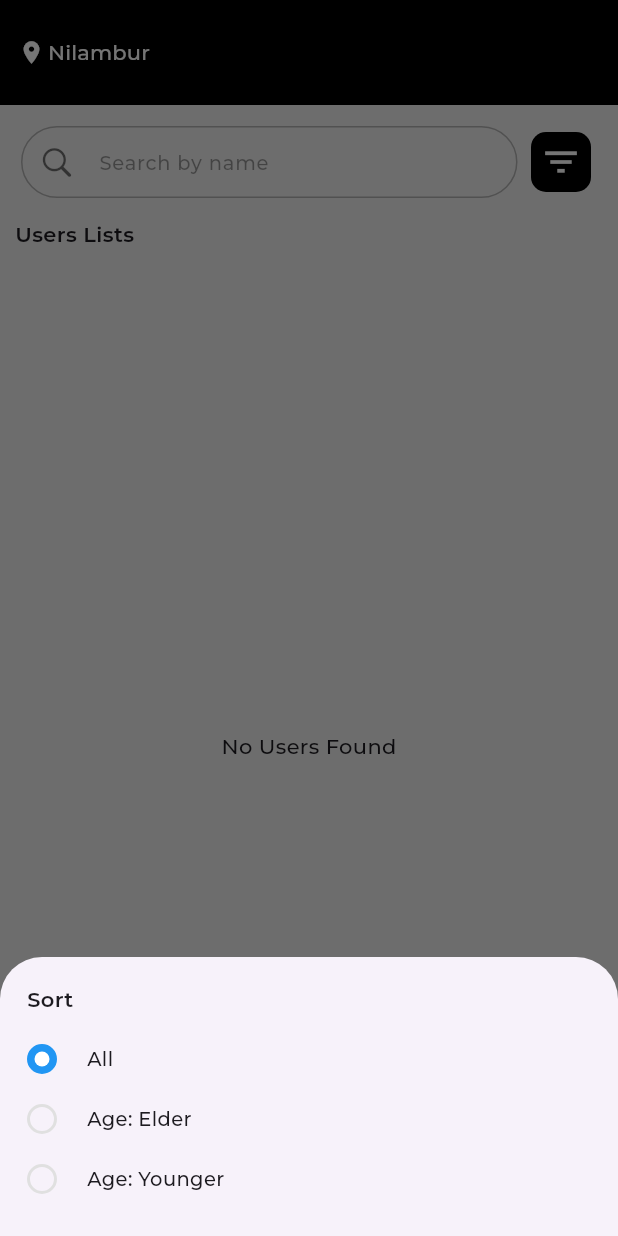
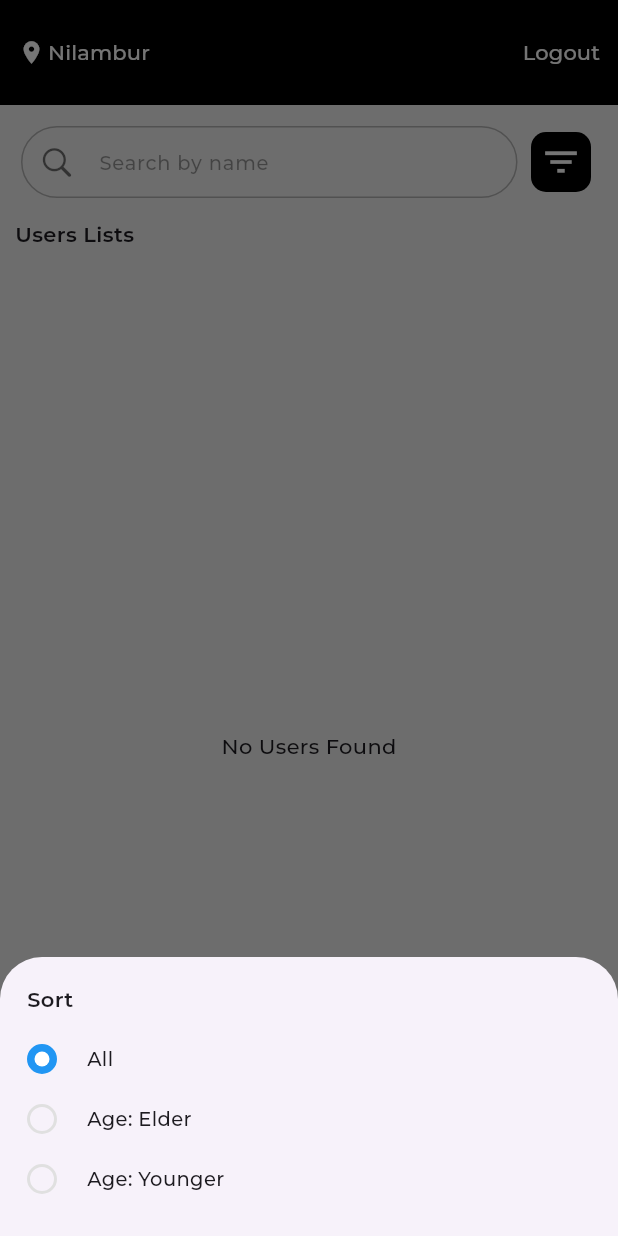
Before and after one commit to faizsr/Totalx-Machine-Task, a Flutter app: the UserListPage screen opened directly, after a tap on the "filter list" icon, on a phone screen of 412 x 824 dp. Run offline on Flutter 3.47's test engine with Material 3 defaults, Android fonts, the phone set to English and light mode, and no system bars; our stand-ins replace cloud_firestore, firebase_auth, firebase_core, firebase_storage, get_it, image_picker and 3 more; accounts and stored records are empty; project files that could hold a hidden picture were left out.

Commit message:
User Management Functionality done

```diff
--- a/lib/injection_container.dart
+++ b/lib/injection_container.dart
@@ -35,6 +35,7 @@ Future<void> init() async {
     () => AuthProvider(
       sendOtpUsecase: getIt.call(),
       verifyOtpUsecase: getIt.call(),
+      logoutUsecase: getIt.call(),
       setLoginStatusUsecase: getIt.call(),
     ),
   );
--- a/lib/src/feature/auth/data/data_source/remote/auth_remote_datasource_impl.dart
+++ b/lib/src/feature/auth/data/data_source/remote/auth_remote_datasource_impl.dart
@@ -58,6 +58,7 @@ class AuthRemoteDatasourceImpl implements AuthRemoteDatasource {
 
   @override
   Future<void> logout() async {
+
     await auth.signOut();
   }
 }
--- a/lib/src/feature/auth/presentation/providers/auth_provider.dart
+++ b/lib/src/feature/auth/presentation/providers/auth_provider.dart
@@ -1,4 +1,5 @@
 import 'package:flutter/material.dart';
+import 'package:totalx_machine_task/src/feature/auth/domain/usecases/logout_usecase.dart';
 import 'package:totalx_machine_task/src/feature/auth/domain/usecases/send_otp_usecase.dart';
 import 'package:totalx_machine_task/src/feature/auth/domain/usecases/set_login_status_usecase.dart';
 import 'package:totalx_machine_task/src/feature/auth/domain/usecases/verify_otp_usecase.dart';
@@ -6,11 +7,13 @@ import 'package:totalx_machine_task/src/feature/auth/domain/usecases/verify_otp_
 class AuthProvider extends ChangeNotifier {
   final SendOtpUsecase sendOtpUsecase;
   final VerifyOtpUsecase verifyOtpUsecase;
+  final LogoutUsecase logoutUsecase;
   final SetLoginStatusUsecase setLoginStatusUsecase;
 
   AuthProvider({
     required this.sendOtpUsecase,
     required this.verifyOtpUsecase,
+    required this.logoutUsecase,
     required this.setLoginStatusUsecase,
   });
 
@@ -41,4 +44,8 @@ class AuthProvider extends ChangeNotifier {
     notifyListeners();
     return response;
   }
+
+  Future<void> logout() async {
+    await logoutUsecase.call();
+  }
 }
--- a/lib/src/feature/auth/presentation/views/login_page.dart
+++ b/lib/src/feature/auth/presentation/views/login_page.dart
@@ -18,6 +18,12 @@ class _LoginPageState extends State<LoginPage> {
     final numberController = TextEditingController();
     final formKey = GlobalKey<FormState>();
     bool enableButton = false;
+
+    @override
+    void dispose() {
+      numberController.dispose();
+      super.dispose();
+    }
 
     @override
     Widget build(BuildContext context) {
--- a/lib/src/feature/user_management/presentation/providers/manage_user_provider.dart
+++ b/lib/src/feature/user_management/presentation/providers/manage_user_provider.dart
@@ -16,6 +16,7 @@ class ManageUserProvider extends ChangeNotifier {
   });
   bool addLoading = false;
   bool getLoading = false;
+  FilterType filterValue = FilterType.all;
 
   List<UserEntity> users = [];
 
@@ -24,8 +25,9 @@ class ManageUserProvider extends ChangeNotifier {
     FilterType filterType = FilterType.all,
   }) async {
     getLoading = true;
+    filterValue = filterType;
     notifyListeners();
-    await Future.delayed(const Duration(seconds: 3));
+    await Future.delayed(const Duration(seconds: 1));
 
     final dataStream = getAllUsersUsecase.call();
     dataStream.listen(
--- a/lib/src/feature/user_management/presentation/views/user_list_page.dart
+++ b/lib/src/feature/user_management/presentation/views/user_list_page.dart
@@ -10,8 +10,15 @@ import 'package:totalx_machine_task/src/feature/user_management/presentation/wid
 import 'package:totalx_machine_task/src/feature/user_management/presentation/widgets/user_card_loading.dart';
 import 'package:totalx_machine_task/src/feature/user_management/presentation/widgets/user_list_appbar.dart';
 
-class UserListPage extends StatelessWidget {
+class UserListPage extends StatefulWidget {
   const UserListPage({super.key});
+
+  @override
+  State<UserListPage> createState() => _UserListPageState();
+}
+
+class _UserListPageState extends State<UserListPage> {
+  late ManageUserProvider manageUserProvider;
 
   void onSearch(String value, BuildContext context) {
     final debouncer = Debouncer(milliseconds: 500);
@@ -22,11 +29,15 @@ class UserListPage extends StatelessWidget {
   }
 
   @override
+  void initState() {
+    manageUserProvider =
+        Provider.of<ManageUserProvider>(context, listen: false);
+    manageUserProvider.getAllUser();
+    super.initState();
+  }
+
+  @override
   Widget build(BuildContext context) {
-    WidgetsBinding.instance.addPostFrameCallback((_) {
-      Provider.of<ManageUserProvider>(context, listen: false).getAllUser();
-    });
-
     return SafeArea(
       child: Scaffold(
         backgroundColor: Colors.grey.shade200,
--- a/lib/src/feature/user_management/presentation/widgets/custom_add_dialog.dart
+++ b/lib/src/feature/user_management/presentation/widgets/custom_add_dialog.dart
@@ -69,6 +69,7 @@ class _CustomAddDialogState extends State<CustomAddDialog> {
                   hintText: 'Enter age',
                   validator: validateAge,
                   controller: ageContoller,
+                  keyboardType: TextInputType.number,
                 ),
                 const SizedBox(height: 20),
                 Row(
--- a/lib/src/feature/user_management/presentation/widgets/filter_bottom_sheet.dart
+++ b/lib/src/feature/user_management/presentation/widgets/filter_bottom_sheet.dart
@@ -1,3 +1,5 @@
+import 'dart:developer';
+
 import 'package:flutter/material.dart';
 import 'package:provider/provider.dart';
 import 'package:totalx_machine_task/src/config/app_textstyles.dart';
@@ -14,8 +16,6 @@ class FilterBottomSheet extends StatefulWidget {
 enum FilterType { all, elder, younger }
 
 class _FilterBottomSheetState extends State<FilterBottomSheet> {
-  FilterType _filterType = FilterType.all;
-
   @override
   Widget build(BuildContext context) {
     return StatefulBuilder(
@@ -31,15 +31,15 @@ class _FilterBottomSheetState extends State<FilterBottomSheet> {
               const SizedBox(height: 10),
               radioListTile(
                 title: 'All',
-                value: FilterType.all,
+                filterType: FilterType.all,
               ),
               radioListTile(
                 title: 'Age: Elder',
-                value: FilterType.elder,
+                filterType: FilterType.elder,
               ),
               radioListTile(
                 title: 'Age: Younger',
-                value: FilterType.younger,
+                filterType: FilterType.younger,
               ),
             ],
           ),
@@ -50,17 +50,21 @@ class _FilterBottomSheetState extends State<FilterBottomSheet> {
 
   Widget radioListTile({
     required String title,
-    required FilterType value,
+    required FilterType filterType,
   }) {
-    return CustomRadioListTile(
-      title: title,
-      value: value,
-      groupValue: _filterType,
-      onChanged: (FilterType value) {
-        _filterType = value;
-        setState(() {});
-        Provider.of<ManageUserProvider>(context, listen: false)
-            .getAllUser(filterType: _filterType);
+    return Consumer<ManageUserProvider>(
+      builder: (context, value, child) {
+        log('Filter Type: ${value.filterValue}');
+        return CustomRadioListTile(
+          title: title,
+          value: filterType,
+          groupValue: value.filterValue,
+          onChanged: (FilterType value) {
+            log('Value: $value');
+            Provider.of<ManageUserProvider>(context, listen: false)
+                .getAllUser(filterType: value);
+          },
+        );
       },
     );
   }
--- a/lib/src/feature/user_management/presentation/widgets/user_list_appbar.dart
+++ b/lib/src/feature/user_management/presentation/widgets/user_list_appbar.dart
@@ -1,4 +1,11 @@
 import 'package:flutter/material.dart';
+import 'package:provider/provider.dart';
+import 'package:totalx_machine_task/src/config/alerts.dart';
+import 'package:totalx_machine_task/src/config/navigators.dart';
+import 'package:totalx_machine_task/src/feature/auth/domain/usecases/set_login_status_usecase.dart';
+import 'package:totalx_machine_task/src/feature/auth/presentation/providers/auth_provider.dart';
+import 'package:totalx_machine_task/src/feature/auth/presentation/views/login_page.dart';
+import 'package:totalx_machine_task/injection_container.dart' as di;
 
 class UserListAppbar extends StatelessWidget {
   const UserListAppbar({
@@ -10,7 +17,10 @@ class UserListAppbar extends StatelessWidget {
     return Container(
       height: 70,
       color: Colors.black,
-      child: TextButton(
+      child: Row(
+        mainAxisAlignment: MainAxisAlignment.spaceBetween,
+        children: [
+          TextButton(
             child: const Row(
               children: [
                 Icon(
@@ -30,6 +40,21 @@ class UserListAppbar extends StatelessWidget {
             ),
             onPressed: () {},
           ),
+          TextButton(
+            onPressed: () async {
+              await di.getIt.get<SetLoginStatusUsecase>().call(false);
+              nextScreenRemoveUntil(context, const LoginPage());
+              Provider.of<AuthProvider>(context, listen: false).logout();
+              final snackbar = CustomAlerts.snackBar('Sucessfully Logged Out');
+              ScaffoldMessenger.of(context).showSnackBar(snackbar);
+            },
+            child: const Text(
+              'Logout',
+              style: TextStyle(color: Colors.white),
+            ),
+          )
+        ],
+      ),
     );
   }
 }
```
Also changed, not shown: lib/main.dart (+9 -6 lines), lib/src/config/alerts.dart (+4 -3 lines), 1 other file. Lines whose indentation alone changed are shown as unchanged.
